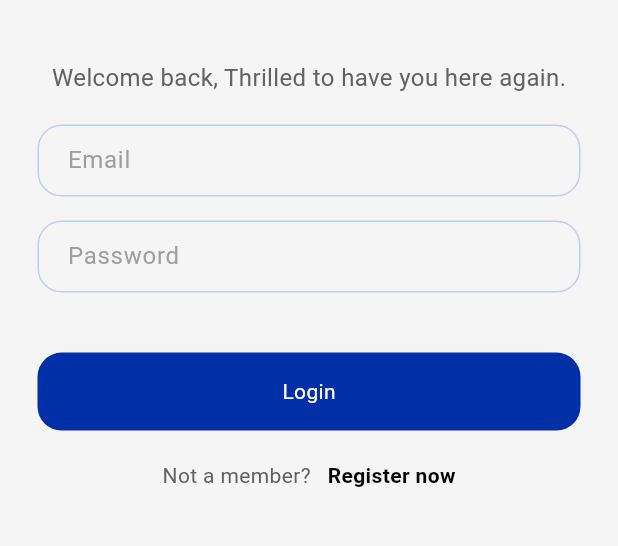
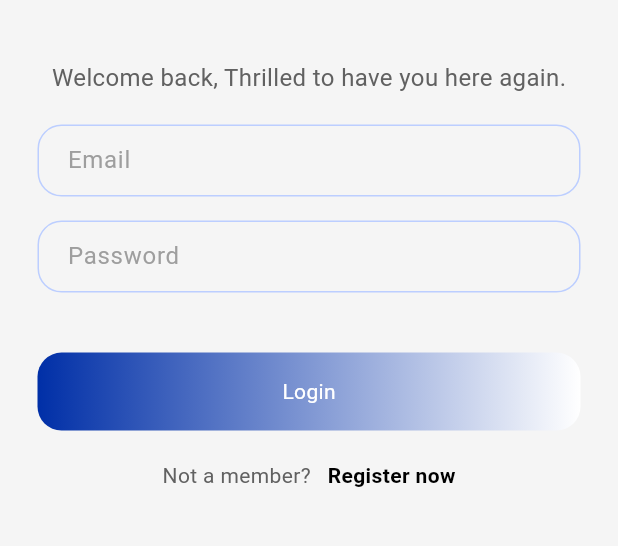
Before and after one commit to Rizz-33/Whispr., a Flutter app: the screen it shows after launch, on a phone screen of 412 x 824 dp, the part 323-869 px from its top. Run offline on Flutter 3.47's test engine with Material 3 defaults, Android fonts, the phone set to English and light mode, and no system bars; our stand-ins replace cloud_firestore, firebase_auth, firebase_core; accounts and stored records are empty.

Commit message:
feat: Change the colors to be gradient with primary color and white

```diff
--- a/lib/components/button.dart
+++ b/lib/components/button.dart
@@ -4,7 +4,7 @@ class Button extends StatelessWidget {
   final void Function()? onTap;
   final String text;
 
-  const Button({super.key, required this.text, required this.onTap});
+  const Button({Key? key, required this.text, required this.onTap}) : super(key: key);
 
   @override
   Widget build(BuildContext context) {
@@ -12,13 +12,20 @@ class Button extends StatelessWidget {
       onTap: onTap,
       child: Container(
         decoration: BoxDecoration(
-          color: Theme.of(context).colorScheme.primary,
-          borderRadius: BorderRadius.circular(16)
+          gradient: LinearGradient(
+            colors: [
+              Theme.of(context).colorScheme.primary,
+              Colors.white,
+            ],
+            begin: Alignment.centerLeft,
+            end: Alignment.centerRight,
+          ),
+          borderRadius: BorderRadius.circular(16),
         ),
         padding: EdgeInsets.all(16),
         margin: EdgeInsets.symmetric(horizontal: 25),
         child: Center(
-          child: Text(text, style: TextStyle(color: Colors.white),),
+          child: Text(text, style: TextStyle(color: Colors.white)),
         ),
       ),
     );
```
